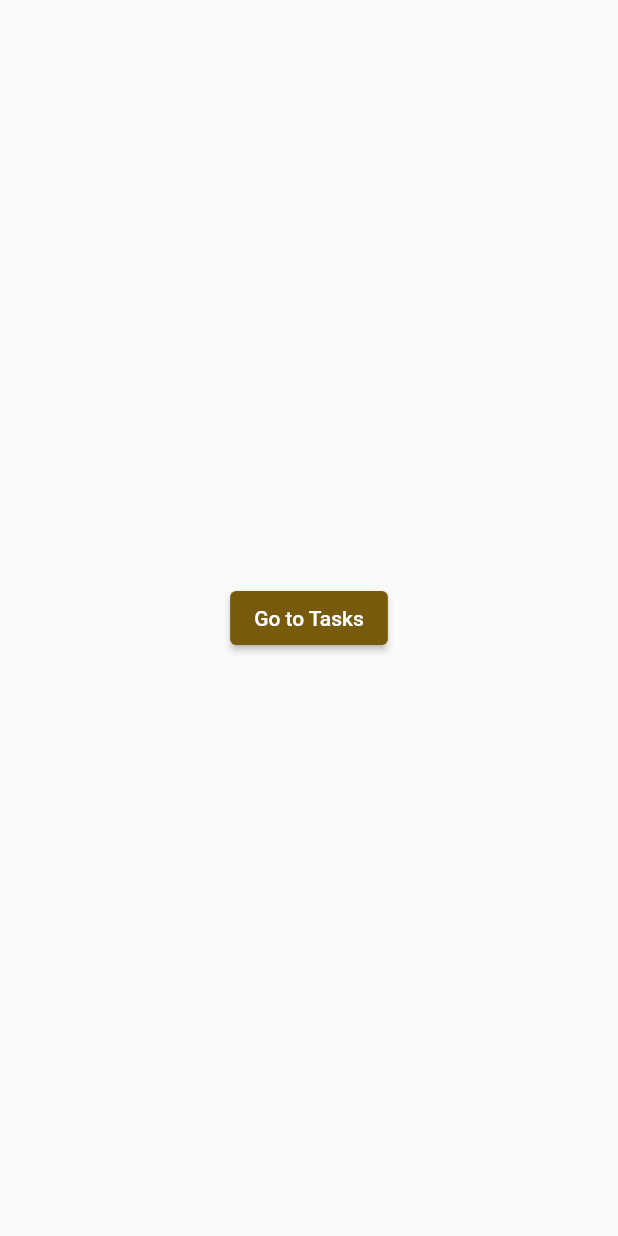
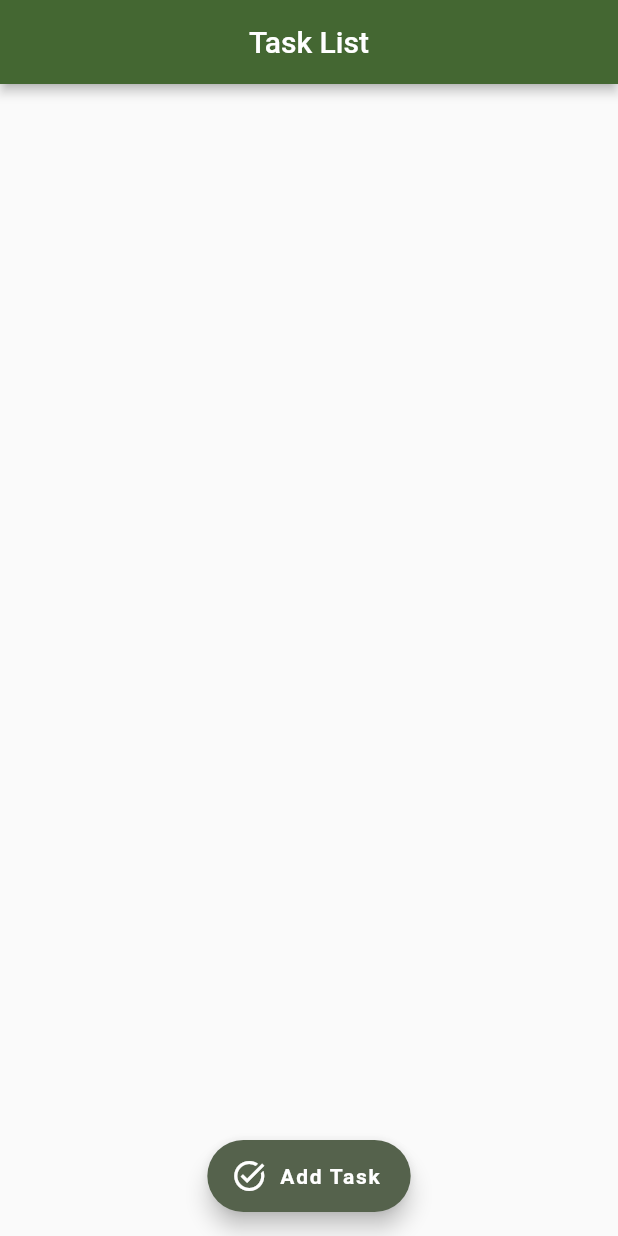
Before and after one commit to shelldonryan/toDo-list-project, a Flutter app: the screen it shows after launch, on a phone screen of 412 x 824 dp. Run offline on Flutter 3.47's test engine with Material 3 defaults, Android fonts, the phone set to English and light mode, and no system bars; our stand-ins replace sqflite; accounts and stored records are empty.

Commit message:
Initiate feature 003 modifications

```diff
--- a/lib/main.dart
+++ b/lib/main.dart
@@ -1,5 +1,6 @@
 import 'package:flutter/material.dart';
 import 'package:todo_list_project/pages/home_page.dart';
+import 'package:todo_list_project/pages/tasks_page_v2.dart';
 
 void main() {
   runApp(const MyApp());
@@ -12,11 +13,12 @@ class MyApp extends StatelessWidget {
   Widget build(BuildContext context) {
     return MaterialApp(
       title: 'To-Do List',
+      debugShowCheckedModeBanner: false,
       theme: ThemeData(
-        colorScheme: ColorScheme.fromSeed(seedColor: Colors.amber),
+        colorScheme: ColorScheme.fromSeed(seedColor: const Color(0xFF50CF01),),
         useMaterial3: false,
       ),
-      home: const HomePage(),
+      home: const TaskPageTwo(),
     );
   }
 }
--- a/lib/models/task.dart
+++ b/lib/models/task.dart
@@ -1,6 +1,7 @@
 class Task {
   String taskName;
+  String description;
   int id, isDone;
 
-  Task({required this.id, required this.taskName, required this.isDone});
+  Task({required this.id, required this.taskName, required this.isDone, required this.description});
 }
--- a/lib/pages/tasks_page.dart
+++ b/lib/pages/tasks_page.dart
@@ -40,7 +40,7 @@ class _TaskPageToDo extends State<TaskPageToDo> {
     return Scaffold(
       appBar: AppBar(
         backgroundColor: Theme.of(context).colorScheme.inversePrimary,
-        title: Text("Tasks Page | To-Do List"),
+        title: const Text("Tasks Page | To-Do List"),
       ),
       body: Padding(
         padding: const EdgeInsets.all(16.0),
--- /dev/null
+++ b/lib/pages/tasks_page_v2.dart
@@ -0,0 +1,102 @@
+import 'package:flutter/material.dart';
+import 'package:todo_list_project/models/task.dart';
+import 'package:todo_list_project/widgets/task_tile.dart';
+
+class TaskPageTwo extends StatefulWidget {
+  const TaskPageTwo({super.key});
+
+  @override
+  State<TaskPageTwo> createState() => _TaskPageTwoState();
+}
+
+class _TaskPageTwoState extends State<TaskPageTwo> {
+  List<Task> tasks = [];
+
+  _addTaskToList(String taskName, String description) {
+    setState(() {
+      tasks.add(Task(
+          id: tasks.length + 1,
+          taskName: taskName,
+          description: description,
+          isDone: 0));
+    });
+
+    Navigator.pop(context);
+  }
+
+  _showTaskAlert(BuildContext context) {
+    String taskName = '';
+    String description = '';
+
+    showDialog(
+        context: context,
+        builder: (context) {
+          return AlertDialog(
+            title: const Text('Add new task'),
+            content: Column(
+              mainAxisSize: MainAxisSize.min,
+              children: [
+                TextField(
+                  decoration:
+                      const InputDecoration(labelText: "what's the task name?"),
+                  onChanged: (value) {
+                    taskName = value;
+                  },
+                ),
+                TextField(
+                  decoration: const InputDecoration(
+                      labelText: "what's the description?"),
+                  onChanged: (value) {
+                    description = value;
+                  },
+                ),
+                const SizedBox(
+                  height: 8,
+                ),
+                ElevatedButton(
+                  onPressed: () {
+                    if (taskName.isNotEmpty) {
+                      _addTaskToList(taskName, description);
+                    }
+                  },
+                  child: const Icon(Icons.check),
+                ),
+              ],
+            ),
+          );
+        });
+  }
+
+  @override
+  Widget build(BuildContext context) {
+    return Scaffold(
+      appBar: AppBar(
+        centerTitle: true,
+        backgroundColor: Theme.of(context).colorScheme.primary,
+        title: const Text("Task List"),
+        elevation: 3,
+      ),
+      body: ListView.builder(
+          itemBuilder: (context, index) {
+            final task = tasks[index];
+            return TaskTile(task: task, onCheckBoxChanged: (isChecked) {
+              setState(() {
+                task.isDone = isChecked ? 1 : 0;
+              });
+            });
+          },
+          itemCount: tasks.length),
+      floatingActionButtonLocation: FloatingActionButtonLocation.centerFloat,
+      floatingActionButton: FloatingActionButton.extended(
+        onPressed: () {
+          _showTaskAlert(context);
+        },
+        icon: const Icon(Icons.task_alt),
+        label: const Text(
+          "Add Task",
+          style: TextStyle(fontWeight: FontWeight.bold),
+        ),
+      ),
+    );
+  }
+}
--- a/lib/services/dbService.dart
+++ b/lib/services/dbService.dart
@@ -37,6 +37,7 @@ class DatabaseService {
       CREATE TABLE $_tasksTableName (
         id INTEGER PRIMARY KEY AUTOINCREMENT,
         taskName TEXT NOT NULL,
+        description TEXT NOT NULL,
         isDone INTEGER NOT NULL
       )
     ''');
@@ -64,6 +65,7 @@ class DatabaseService {
         .map((taskObj) => Task(
             id: taskObj["id"] as int,
             taskName: taskObj["taskName"] as String,
+            description: taskObj["description"] as String,
             isDone: taskObj["isDone"] as int))
         .toList();
 
--- /dev/null
+++ b/lib/widgets/task_tile.dart
@@ -0,0 +1,21 @@
+import 'package:flutter/material.dart';
+import '../models/task.dart';
+
+class TaskTile extends StatelessWidget {
+  final Task task;
+  final ValueChanged<bool> onCheckBoxChanged;
+
+  TaskTile({required this.task, required this.onCheckBoxChanged});
+
+  @override
+  Widget build(BuildContext context) {
+    return ListTile(
+      title: Text(task.taskName),
+      leading: Checkbox(
+          value: task.isDone == 1,
+          onChanged: (bool? value) {
+            onCheckBoxChanged(value == true);
+          }),
+    );
+  }
+}
```
